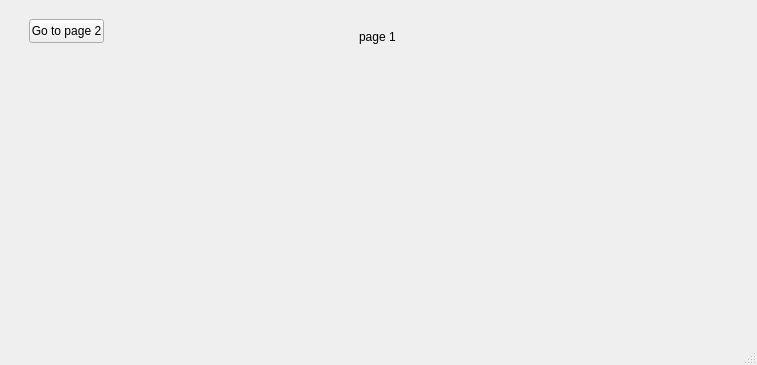
This is Client/mainwindow.ui in AlexandruNuta/ProjectModernCPP as Qt 5 draws it before an edit. The edited form follows.
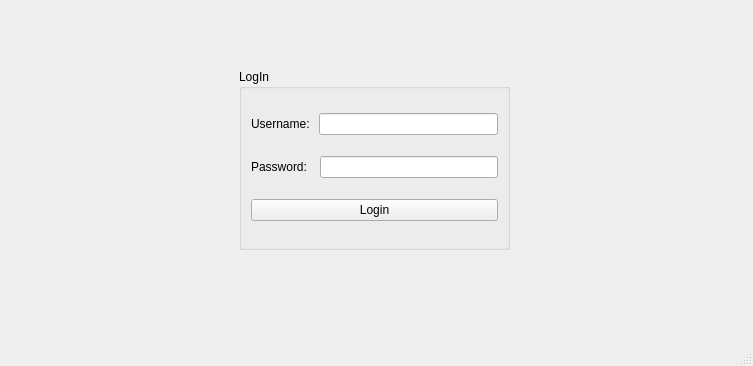
This is the edited form. The open tabs and pages were chosen to show the change.

Commit message: Added Login page & menu for User Interface.

The edit to the form file:
```diff
--- a/Client/mainwindow.ui
+++ b/Client/mainwindow.ui
@@ -6,8 +6,8 @@
    <rect>
     <x>0</x>
     <y>0</y>
-    <width>757</width>
-    <height>365</height>
+    <width>753</width>
+    <height>366</height>
    </rect>
   </property>
   <property name="windowTitle">
@@ -18,36 +18,105 @@
     <item>
      <widget class="QStackedWidget" name="stackedWidget">
       <property name="currentIndex">
-       <number>1</number>
+       <number>0</number>
       </property>
+      <widget class="QWidget" name="page_4">
+       <widget class="QGroupBox" name="groupBox_2">
+        <property name="geometry">
+         <rect>
+          <x>210</x>
+          <y>60</y>
+          <width>311</width>
+          <height>191</height>
+         </rect>
+        </property>
+        <property name="title">
+         <string>Welcome to Login page!</string>
+        </property>
+        <layout class="QHBoxLayout" name="horizontalLayout_3">
+         <item>
+          <widget class="QPushButton" name="pushButton_SignIn">
+           <property name="text">
+            <string>Sign in</string>
+           </property>
+          </widget>
+         </item>
+         <item>
+          <spacer name="verticalSpacer">
+           <property name="orientation">
+            <enum>Qt::Vertical</enum>
+           </property>
+           <property name="sizeHint" stdset="0">
+            <size>
+             <width>20</width>
+             <height>40</height>
+            </size>
+           </property>
+          </spacer>
+         </item>
+         <item>
+          <widget class="QPushButton" name="pushButton_2">
+           <property name="text">
+            <string>Sign up</string>
+           </property>
+          </widget>
+         </item>
+        </layout>
+       </widget>
+      </widget>
       <widget class="QWidget" name="page">
-       <widget class="QLabel" name="label_3">
+       <widget class="QGroupBox" name="groupBox">
         <property name="geometry">
          <rect>
-          <x>350</x>
-          <y>20</y>
-          <width>49</width>
-          <height>16</height>
+          <x>230</x>
+          <y>60</y>
+          <width>271</width>
+          <height>181</height>
          </rect>
         </property>
-        <property name="text">
-         <string>page 1</string>
+        <property name="title">
+         <string>LogIn</string>
         </property>
-       </widget>
-       <widget class="QPushButton" name="pushButton_goto_page_2">
-        <property name="geometry">
-         <rect>
-          <x>20</x>
-          <y>10</y>
-          <width>75</width>
-          <height>24</height>
-         </rect>
-        </property>
-        <property name="text">
-         <string>Go to page 2</string>
-        </property>
+        <layout class="QVBoxLayout" name="verticalLayout_2">
+         <item>
+          <layout class="QHBoxLayout" name="horizontalLayout">
+           <item>
+            <widget class="QLabel" name="label_3">
+             <property name="text">
+              <string>Username: </string>
+             </property>
+            </widget>
+           </item>
+           <item>
+            <widget class="QLineEdit" name="usernameField"/>
+           </item>
+          </layout>
+         </item>
+         <item>
+          <layout class="QHBoxLayout" name="horizontalLayout_2">
+           <item>
+            <widget class="QLabel" name="label_4">
+             <property name="text">
+              <string>Password:  </string>
+             </property>
+            </widget>
+           </item>
+           <item>
+            <widget class="QLineEdit" name="passwordField"/>
+           </item>
+          </layout>
+         </item>
+         <item>
+          <widget class="QPushButton" name="pushButton_Login">
+           <property name="text">
+            <string>Login</string>
+           </property>
+          </widget>
+         </item>
+        </layout>
        </widget>
       </widget>
+      <widget class="QWidget" name="page_5"/>
       <widget class="QWidget" name="page_2">
        <widget class="QLabel" name="label_2">
         <property name="geometry">
@@ -113,7 +182,7 @@
     <rect>
      <x>0</x>
      <y>0</y>
-     <width>757</width>
+     <width>753</width>
      <height>22</height>
     </rect>
    </property>
```
The commit also changes 7 other files.
